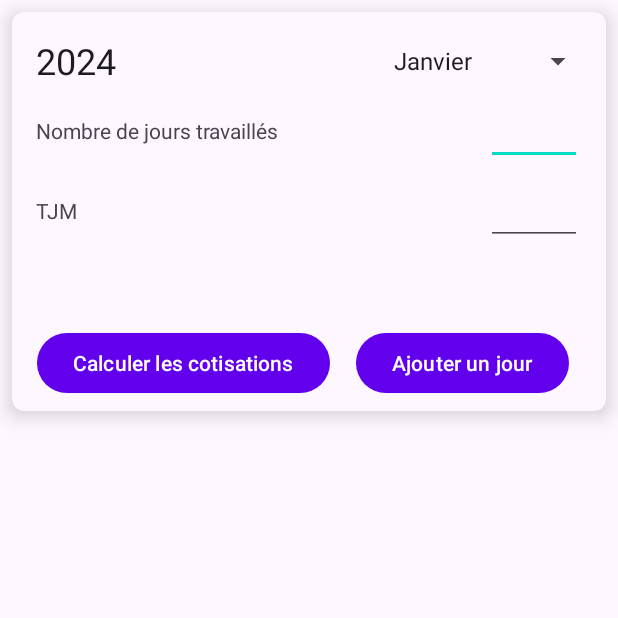
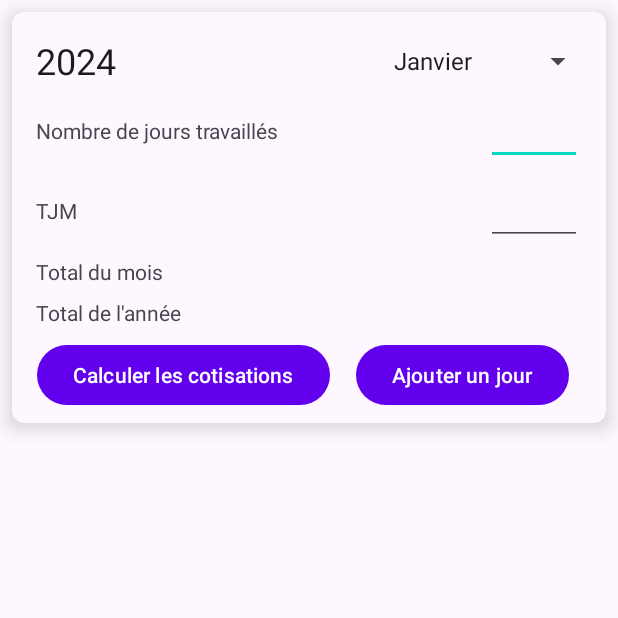
Before and after one commit to francoisbiar/facturefacile, an Android app: the screen it shows after launch (MainActivity), on a phone screen of 412 x 824 dp, the top half of it. Run offline under Robolectric (Android 15) with nearby library versions, the phone set to English and light mode, and no system bars; our stand-ins replace Firebase (no records; nobody signed in at launch, a user with empty details on screens opened directly), Room's generated code, data binding.

Commit message:
Add fields for month and yearly totals.

```diff
--- a/app/src/main/java/com/francoisbari/facturefacile/viewmodels/MainViewModel.kt
+++ b/app/src/main/java/com/francoisbari/facturefacile/viewmodels/MainViewModel.kt
@@ -21,7 +21,7 @@ class MainViewModel(private val dataPersistence: DataPersistence) : ViewModel()
 
     private val _computeContributionsClicked = MutableLiveData<Boolean>()
     val computeContributionsLiveData: LiveData<Boolean> = _computeContributionsClicked
-    val totalContributionsLiveData = MutableLiveData<Int>()
+    private val totalContributionsLiveData = MutableLiveData<Int>()
 
     init {
         loadData()
--- a/app/src/main/res/layout/fragment_main.xml
+++ b/app/src/main/res/layout/fragment_main.xml
@@ -115,16 +115,45 @@
                         android:text="@={viewModel.tjmLiveData}" />
                 </LinearLayout>
 
+                <LinearLayout
+                    android:id="@+id/totalMonthContainer"
+                    android:layout_width="match_parent"
+                    android:layout_height="match_parent"
+                    android:layout_margin="8dp"
+                    android:orientation="horizontal"
+                    app:layout_constraintStart_toStartOf="parent"
+                    app:layout_constraintTop_toBottomOf="@id/linearLayoutTjm">
+
+                    <TextView
+                        android:id="@+id/totalMonthTitleTextView"
+                        android:layout_width="0dp"
+                        android:layout_height="wrap_content"
+                        android:layout_weight="1"
+                        android:text="@string/totalMonthTitle" />
+
                     <TextView
                         android:id="@+id/totalMonthTextView"
                         android:layout_width="wrap_content"
                         android:layout_height="wrap_content"
+                        android:text="@{@string/totalTitle(viewModel.totalLiveData)}"
+                        tools:text="187982 € HT" />
+                </LinearLayout>
+
+                <LinearLayout
+                    android:id="@+id/totalYearContainer"
+                    android:layout_width="match_parent"
+                    android:layout_height="match_parent"
                     android:layout_margin="8dp"
-                    android:text="@{@string/totalTitle(viewModel.totalLiveData)}"
-                    app:layout_constraintEnd_toEndOf="parent"
+                    android:orientation="horizontal"
                     app:layout_constraintStart_toStartOf="parent"
-                    app:layout_constraintTop_toBottomOf="@id/linearLayoutTjm"
-                    tools:text="Total: 1334 € HT" />
+                    app:layout_constraintTop_toBottomOf="@id/totalMonthContainer">
+
+                    <TextView
+                        android:id="@+id/totalYearTitleTextView"
+                        android:layout_width="0dp"
+                        android:layout_height="wrap_content"
+                        android:layout_weight="1"
+                        android:text="@string/totalYearTitle" />
 
                     <TextView
                         android:id="@+id/grandTotalTextView"
@@ -133,8 +162,11 @@
                         android:text="@{@string/grandTotalTitle(viewModel.yearlyTotalLiveData)}"
                         app:layout_constraintEnd_toEndOf="parent"
                         app:layout_constraintStart_toStartOf="parent"
-                    app:layout_constraintTop_toBottomOf="@id/totalMonthTextView"
-                    tools:text="Grand Total of the year: 78097 € HT" />
+                        app:layout_constraintTop_toBottomOf="@id/totalMonthContainer"
+                        tools:text="78097 € HT" />
+
+                </LinearLayout>
+
 
                 <Button
                     android:id="@+id/addOneDayButton"
@@ -145,8 +177,7 @@
                     android:text="@string/addOneDayButtonText"
                     app:layout_constraintEnd_toEndOf="parent"
                     app:layout_constraintStart_toEndOf="@id/computeContributionsButton"
-
-                    app:layout_constraintTop_toBottomOf="@id/grandTotalTextView" />
+                    app:layout_constraintTop_toBottomOf="@id/totalYearContainer" />
 
 
                 <Button
--- a/app/src/main/res/values/strings.xml
+++ b/app/src/main/res/values/strings.xml
@@ -2,10 +2,12 @@
     <string name="app_name">Facture Facile</string>
     <string name="nbOfDaysWorkedTitle">Nombre de jours travaillés</string>
     <string name="tjmTitle">TJM</string>
-    <string name="totalTitle">Total : %d € HT</string>
-    <string name="grandTotalTitle">Total de l\'année : %d € HT</string>
+    <string name="totalTitle">%d € HT</string>
+    <string name="grandTotalTitle">%d € HT</string>
     <string name="addOneDayButtonText">Ajouter un jour</string>
     <string name="total_contributions_d">Total contributions : %d€</string>
     <string name="computeContributionsButtonText">Calculer les cotisations</string>
     <string name="monthTitle">Mois</string>
+    <string name="totalMonthTitle">Total du mois</string>
+    <string name="totalYearTitle">Total de l\'année</string>
 </resources>
```
Lines whose indentation alone changed are shown as unchanged.
